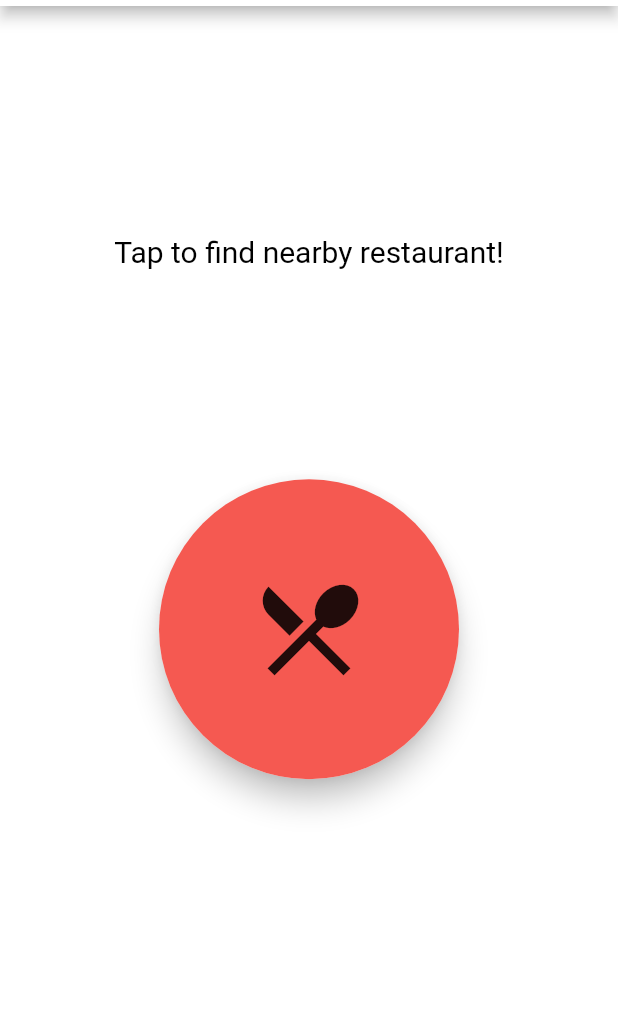
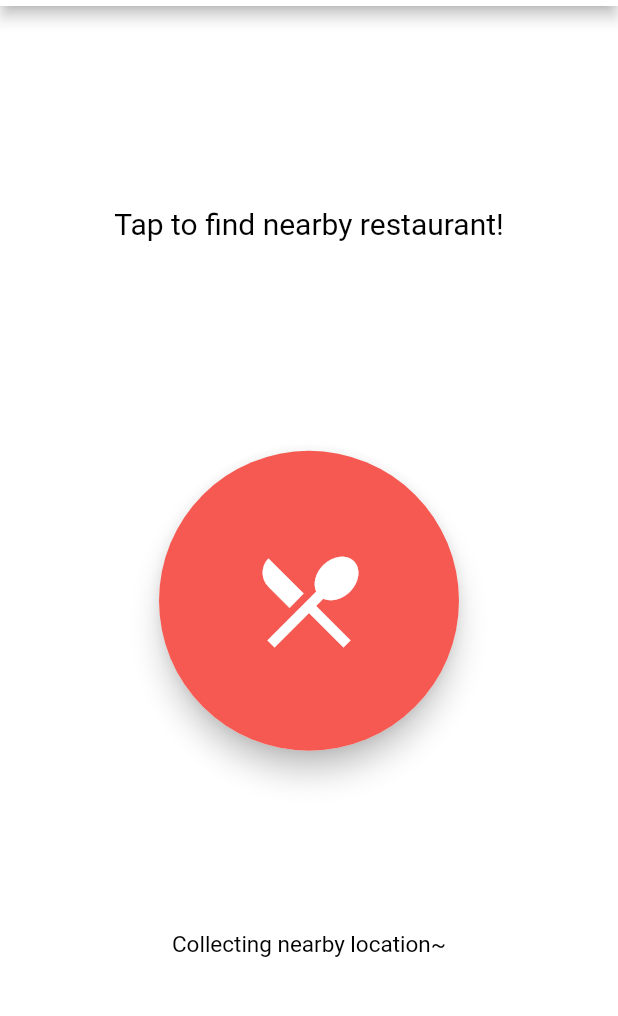
Before and after one commit to Poptan747/grp-assgniment, a Flutter app: the screen it shows after launch, after a tap on the "local restaurant" icon, on a phone screen of 412 x 824 dp, the part 78-1094 px from its top. Run offline on Flutter 3.47's test engine with Material 2 defaults, Android fonts, the phone set to English and light mode, and no system bars; drawn by our look-alikes of avatar_glow.

Commit message:
added text on home page

```diff
--- a/lib/home.dart
+++ b/lib/home.dart
@@ -8,7 +8,9 @@ class HomePage extends StatefulWidget {
   State<HomePage> createState() => _HomePageState();
 }
 
-bool animate = false;
+bool _animate = false;
+bool _visible = false;
+String _msg ="Collecting nearby location~";
 
 class _HomePageState extends State<HomePage> {
   @override
@@ -42,16 +44,15 @@ class _HomePageState extends State<HomePage> {
             SizedBox(height: 40),
             AvatarGlow(
               endRadius: 200,
-              animate: animate,
+              animate: _animate,
               glowColor: Colors.redAccent,
               child: GestureDetector(
                 behavior: HitTestBehavior.opaque,
-
                 onTap: ()=> this.setState(() {
-                  if (animate == false){
-                    animate = true;
+                  if (_animate == false){
+                    _animate = true;
+                    chgMessage();
                   }
-                  print('tapped $animate');
                 }),
                 child: Material(
                   shape: CircleBorder(),
@@ -63,24 +64,37 @@ class _HomePageState extends State<HomePage> {
                     decoration: BoxDecoration(
                       shape: BoxShape.circle, color: Color(0xfff55951)
                     ),
-                    child: Icon(Icons.local_dining,size: 80,),
+                    child: Icon(Icons.local_dining,size: 80, color: Colors.white),
                   ),
                 ),
               ),
-            )
+            ),
+            SizedBox(height: 20,),
+            AnimatedOpacity(
+              opacity: _visible ? 1.0 : 0.0,
+              duration: const Duration(milliseconds: 700),
+              child: Text(_msg,
+                style: TextStyle(color: Colors.black, fontSize: 15),
+              ),
+            ),
           ],
         ),
       ),
     );
   }
-}
-
-bool glow(bool temp){
-  if (temp == false){
-    return true;
-  }else if(temp == true){
-    return false;
-  }else{
-    return false;
+  void chgMessage(){
+    setState(() {
+      _visible = !_visible;
+      Future.delayed(Duration(seconds: 6), (){
+        setState(() {
+          _msg = "Collection completed!";
+        });
+      });
+      Future.delayed(Duration(seconds: 9), (){
+        setState(() {
+          _msg = "Choosing one for you~";
+        });
+      });
+    });
   }
 }
```
